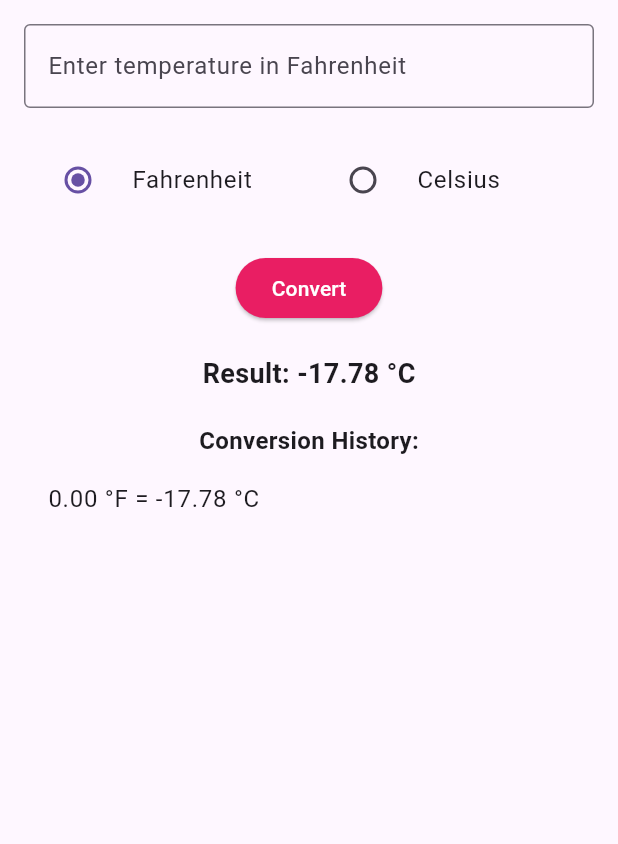
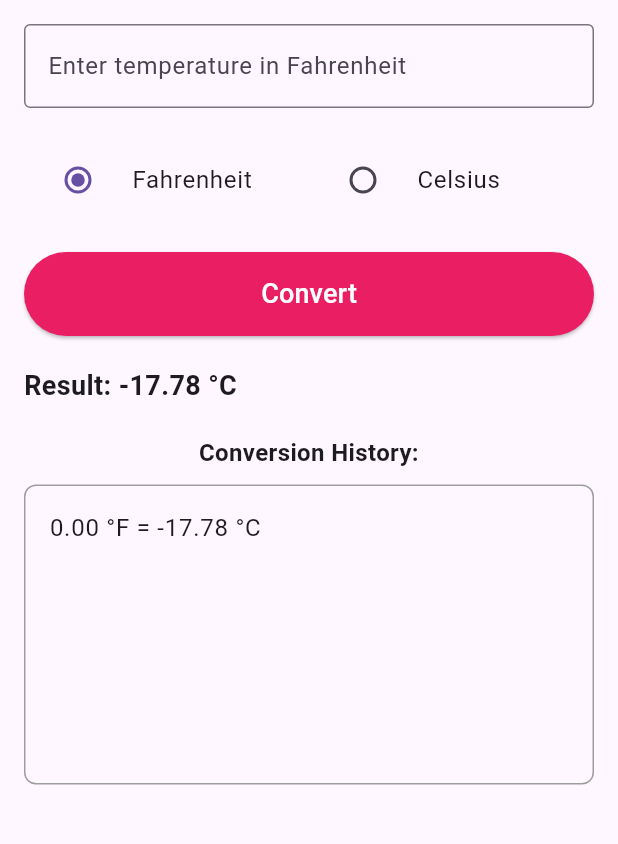
Before and after one commit to uwituzeb/temp-conversion-flutter-app, a Flutter app: the screen it shows after launch, after a tap on "Convert", on a phone screen of 412 x 824 dp, the part 84-928 px from its top. Run offline on Flutter 3.47's test engine with Material 3 defaults, Android fonts, the light colour scheme and no system bars.

Commit message:
update home.dart

```diff
--- a/lib/home.dart
+++ b/lib/home.dart
@@ -10,6 +10,8 @@ class HomeState extends State<Home> {
   double inTemp = 0.0, outTemp = 0.0;
   bool isFahrenheit = true;
   List<String> conversionHistory = [];
+  final TextEditingController _temperatureController = TextEditingController();
+
 
   void convertTemperature() {
     setState(() {
@@ -19,6 +21,8 @@ class HomeState extends State<Home> {
         outTemp = inTemp * 9 / 5 + 32;
       }
       updateConversionHistory();
+      _temperatureController.clear();
+      inTemp = 0.0;
     });
   }
 
@@ -54,12 +58,14 @@ class HomeState extends State<Home> {
         backgroundColor: Colors.pink,
 
       ),
-      body: Padding(
+      body: SafeArea(child: SingleChildScrollView(
+        child: Padding(
         padding: const EdgeInsets.all(16.0),
         child: Column(
-          mainAxisAlignment: MainAxisAlignment.center,
+          crossAxisAlignment: CrossAxisAlignment.stretch,
           children: <Widget>[
             TextField(
+              controller: _temperatureController,
               decoration: InputDecoration(
                 hintText: 'Enter temperature',
                 labelText: isFahrenheit
@@ -85,6 +91,7 @@ class HomeState extends State<Home> {
                     onChanged: (bool? value) {
                       setState(() {
                         isFahrenheit = value ?? true;
+                        resetConversion();
                       });
                     },
                   ),
@@ -110,8 +117,9 @@ class HomeState extends State<Home> {
               style: ElevatedButton.styleFrom(
                 backgroundColor: Colors.pink,
                 foregroundColor: Colors.white,
+                padding: const EdgeInsets.symmetric(vertical: 15),
               ),
-              child: const Text('Convert'),
+              child: const Text('Convert', style: TextStyle(fontSize: 18)),
             ),
             const SizedBox(height: 20),
             Text(
@@ -122,8 +130,16 @@ class HomeState extends State<Home> {
             const Text(
               'Conversion History:',
               style: TextStyle(fontSize: 16, fontWeight: FontWeight.bold),
+              textAlign: TextAlign.center,
             ),
-            Expanded(
+            const SizedBox(height: 10),
+            Container(
+              height: 200,
+              decoration: BoxDecoration(
+                border: Border.all(color: Colors.grey),
+                borderRadius: BorderRadius.circular(8),
+              ),
+
               child: ListView.builder(
                 itemCount: conversionHistory.length,
                 itemBuilder: (context, index) {
@@ -132,10 +148,13 @@ class HomeState extends State<Home> {
                   );
                 },
               ),
-            )
+            ),
           ],
         ),
       ),
+      ))
+
+
     );
   }
 }
```
